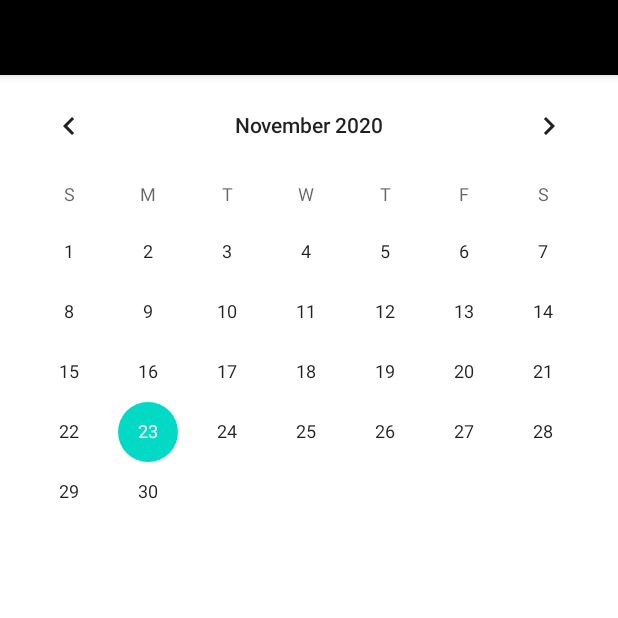
After one commit to JaeYeong-Li/Realtime-Sales-Information-System, an Android app: the Search_Calender screen opened directly, with no data from a screen before it, on a phone screen of 412 x 824 dp, the top half of it. The commit adds this screen. Run offline under Robolectric (Android 15) with nearby library versions, the phone set to English and light mode, and no system bars.

Commit message:
search using calender

```diff
--- a/app/src/main/AndroidManifest.xml
+++ b/app/src/main/AndroidManifest.xml
@@ -31,6 +31,7 @@ package="com.example.SWDesign_Team3_2020">
     <activity android:name=".FavoriteInfoActivity"></activity>
     <activity android:name=".SignUpActivity" />
     <activity android:name=".LogInActivity"/>
+    <activity android:name=".Search_Calender"/>
     <activity android:name=".CurLocationActivity">
 
     <intent-filter>
--- /dev/null
+++ b/app/src/main/java/com/example/SWDesign_Team3_2020/Search_Calender.java
@@ -0,0 +1,39 @@
+package com.example.SWDesign_Team3_2020;
+
+import androidx.appcompat.app.AppCompatActivity;
+import android.os.Bundle;
+import androidx.annotation.Nullable;
+import androidx.annotation.NonNull ;
+import android.widget.TextView;
+import android.widget.CalendarView;
+
+public class Search_Calender extends AppCompatActivity {
+    public CalendarView calendarView;
+    public TextView diaryTextView;
+
+    @Override
+    protected void onCreate(@Nullable Bundle savedInstanceState) {
+        super.onCreate(savedInstanceState);
+        setContentView(com.example.SWDesign_Team3_2020.R.layout.search_calender);
+        // calender;
+        diaryTextView = findViewById(R.id.calender_textView);
+        calendarView = findViewById(R.id.calendarView);
+        calendarView.setOnDateChangeListener(new android.widget.CalendarView.OnDateChangeListener() {
+            @Override
+            public void onSelectedDayChange(@NonNull CalendarView view, int year, int month, int dayOfMonth) {
+                diaryTextView.setVisibility(android.view.View.VISIBLE);
+                diaryTextView.setText(String.format("%d / %d / %d",year,month+1,dayOfMonth));
+            }
+        });
+//        calendarView.setOnDateChangeListener(new CalendarView.OnDateChangeListener() {
+//            @SuppressLint("DefaultLocale")
+//            @Override
+//            public void onSelectedDayChange(@NonNull CalendarView view, int year, int month, int dayOfMonth) {
+//                month += 1;
+//                textView.setText(String.format("%d년 %d월 %d일", year, month, dayOfMonth));
+//            }
+//        });
+    }
+
+
+}
--- /dev/null
+++ b/app/src/main/res/layout/search_calender.xml
@@ -0,0 +1,35 @@
+<?xml version="1.0" encoding="utf-8"?>
+<androidx.drawerlayout.widget.DrawerLayout xmlns:android="http://schemas.android.com/apk/res/android"
+    xmlns:app="http://schemas.android.com/apk/res-auto"
+    xmlns:tools="http://schemas.android.com/tools"
+    android:id="@+id/drawer_layout"
+    android:layout_width="match_parent"
+    android:layout_height="match_parent">
+    <LinearLayout
+        android:layout_width="match_parent"
+        android:layout_height="match_parent"
+        tools:context=".CurLocationActivity"
+        android:orientation="vertical">
+        <include
+            layout="@layout/toolbar"
+            android:id="@+id/toolbar" />
+
+        <CalendarView
+            android:id="@+id/calendarView"
+            android:layout_width="match_parent"
+            android:layout_height="wrap_content" />
+        <TextView
+            android:id="@+id/calender_textView"
+            android:layout_width="match_parent"
+            android:layout_height="wrap_content" />
+
+    </LinearLayout>
+    <com.google.android.material.navigation.NavigationView
+        android:id="@+id/nav_view"
+        android:layout_width="wrap_content"
+        android:layout_height="match_parent"
+        android:layout_gravity="start"
+        android:fitsSystemWindows="true"
+        app:headerLayout="@layout/navi_header"
+        app:menu="@menu/navi_menu" />
+</androidx.drawerlayout.widget.DrawerLayout>
```
Also changed, not shown: app/src/main/java/com/example/SWDesign_Team3_2020/CurLocationActivity.java (+8 -1 lines), app/src/main/res/layout/activity_cur_location.xml (+9 -0 lines), app/src/main/res/menu/calender_menu.xml (added, +17 -0 lines).
